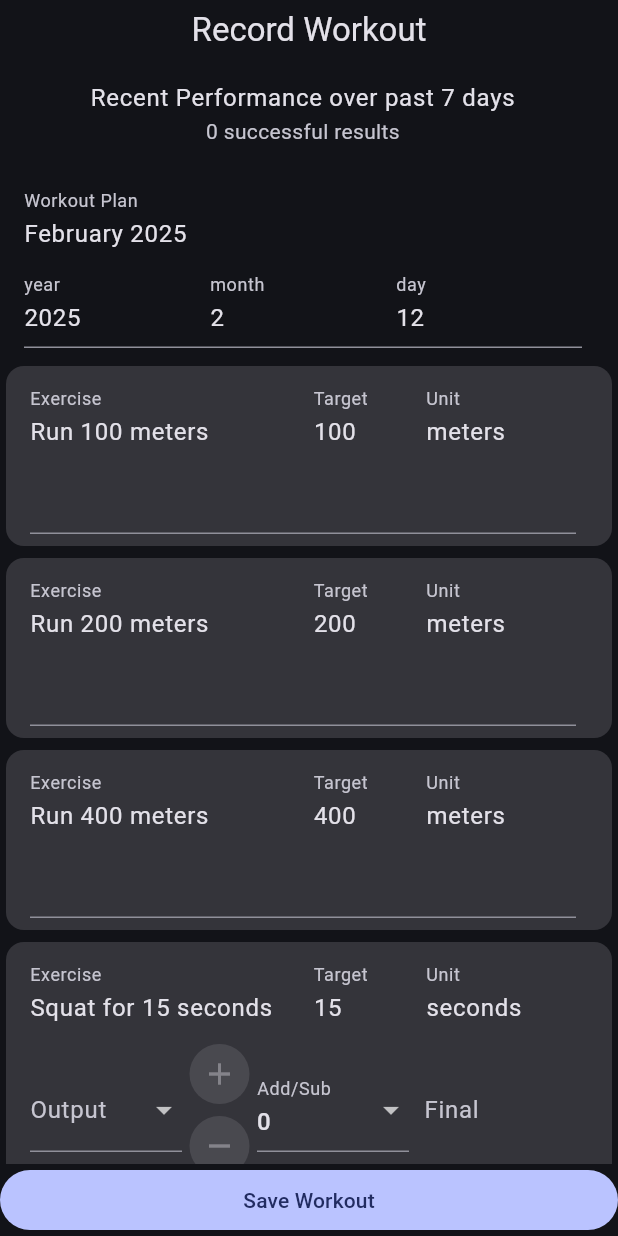
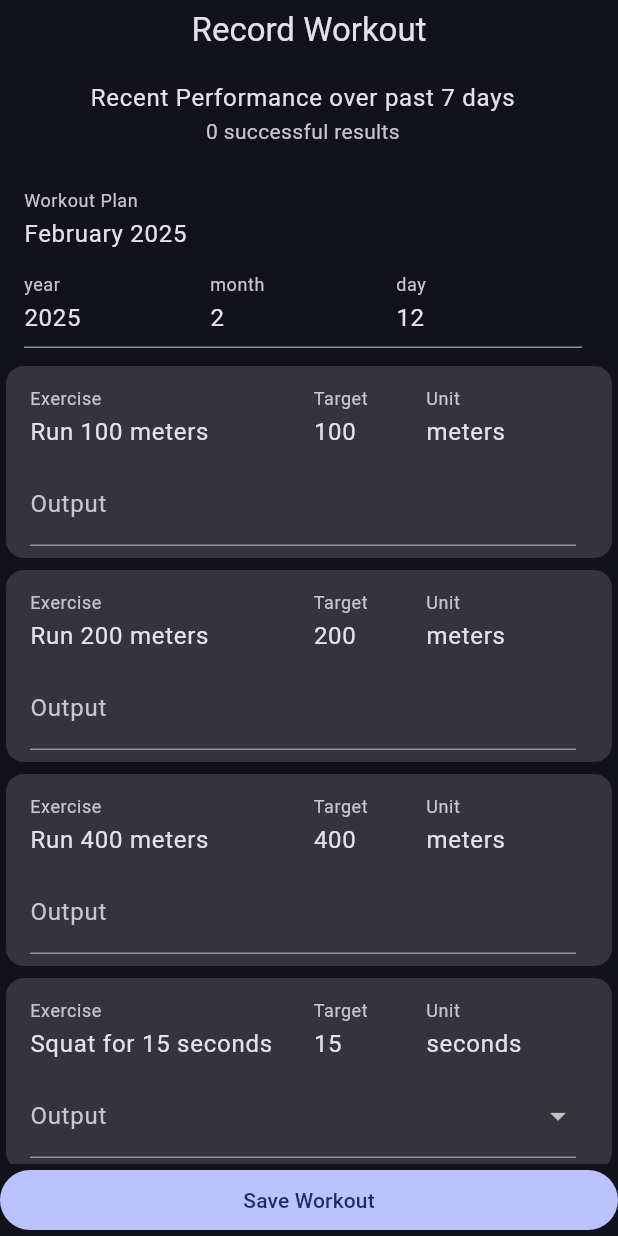
Before and after one commit to ngoantho/flutter-workout-app, a Flutter app: the WorkoutRecordingPage screen opened directly, on a phone screen of 412 x 824 dp. Run offline on Flutter 3.47's test engine with Material 3 defaults, Android fonts, the phone set to English and light mode, and no system bars.

Commit message:
base plus mod method: change to just dropdown

```diff
--- a/lib/mixins/to_dropdown.dart
+++ b/lib/mixins/to_dropdown.dart
@@ -1,13 +1,13 @@
 import 'package:flutter/material.dart';
 
-mixin DropdownMenuItemsMixin {
-  List<DropdownMenuItem<dynamic>> toDropdownMenuItemList(List<dynamic> values) {
+mixin DropdownMenuItemsMixin<T> {
+  List<DropdownMenuItem<T>> toDropdownMenuItemList(List<T> values) {
     return values
         .map((value) => toDropdownMenuItem(value))
         .toList();
   }
 
-  DropdownMenuItem<dynamic> toDropdownMenuItem(dynamic value) {
+  DropdownMenuItem<T> toDropdownMenuItem(T value) {
     return DropdownMenuItem(value: value, child: Text(value.toString()));
   }
 }
--- a/lib/pages/workout_recording/methods/base_plus_minus_method.dart
+++ /dev/null
@@ -1,95 +0,0 @@
-import 'package:flutter/material.dart';
-import 'package:homework/classes/disabled_focus_node.dart';
-import 'package:homework/mixins/to_dropdown.dart';
-import 'package:homework/mixins/validate_output.dart';
-import 'package:homework/models/output.dart';
-import 'package:homework/widgets/sized_box/sized_box_with_width.dart';
-
-class BasePlusMinusMethod extends StatefulWidget {
-  final TextEditingController controller;
-
-  const BasePlusMinusMethod(this.controller, {super.key});
-
-  @override
-  State<BasePlusMinusMethod> createState() => _BasePlusMinusMethodState();
-}
-
-class _BasePlusMinusMethodState extends State<BasePlusMinusMethod>
-    with DropdownMenuItemsMixin, ValidateOutputMixin {
-  final units = [0, 1, 5, 10, 15, 30, 45, 60];
-  int? selectedBase;
-  int selectedMod = 0;
-
-  @override
-  Widget build(BuildContext context) {
-    return Row(
-      children: [
-        Flexible(
-            child: DropdownButtonFormField(
-          items: toDropdownMenuItemList(units),
-          onChanged: (value) => setBaseOutput(value),
-          decoration: InputDecoration(labelText: 'Output'),
-        )),
-        SizedBox(
-          width: 50,
-          child: Column(
-            children: [
-              IconButton.filledTonal(
-                  onPressed: selectedBase != null
-                      ? () => modifyActualOutput(selectedMod)
-                      : null,
-                  icon: Icon(Icons.add)),
-              IconButton.filledTonal(
-                  onPressed:
-                      selectedBase != null && widget.controller.output > 0
-                          ? () => modifyActualOutput(-selectedMod)
-                          : null,
-                  icon: Icon(Icons.remove))
-            ],
-          ),
-        ),
-        Flexible(
-            child: DropdownButtonFormField(
-          items: toDropdownMenuItemList(units),
-          value: 0,
-          onChanged: (value) => setState(
-            () => selectedMod = value,
-          ),
-          decoration: InputDecoration(labelText: 'Add/Sub'),
-        )),
-        SizedBoxWithWidth(10),
-        Flexible(
-            child: TextFormField(
-          controller: widget.controller,
-          focusNode: DisabledFocusNode(),
-          decoration: InputDecoration(
-            labelText: 'Final',
-            border: InputBorder.none,
-            suffixIcon: widget.controller.hasOutput && widget.controller.output != selectedBase
-                ? IconButton(onPressed: clearOutput, icon: Icon(Icons.settings_backup_restore))
-                : null,
-          ),
-          validator: (output) =>
-              validateOutput(output, incomplete: 'Select base unit'),
-        ))
-      ],
-    );
-  }
-
-  void setBaseOutput(int value) {
-    setState(() {
-      selectedBase = value;
-      widget.controller.output = value;
-    });
-  }
-
-  void clearOutput() {
-    setBaseOutput(selectedBase!);
-  }
-
-  void modifyActualOutput(int value) {
-    setState(() {
-      widget.controller.output += value;
-    });
-  }
-}
--- /dev/null
+++ b/lib/pages/workout_recording/methods/value_dropdown_method.dart
@@ -0,0 +1,50 @@
+import 'package:flutter/material.dart';
+import 'package:homework/mixins/to_dropdown.dart';
+import 'package:homework/models/output.dart';
+
+class BasePlusMinusMethod extends StatefulWidget {
+  final TextEditingController controller;
+
+  const BasePlusMinusMethod(this.controller, {super.key});
+
+  @override
+  State<BasePlusMinusMethod> createState() => _BasePlusMinusMethodState();
+}
+
+class _BasePlusMinusMethodState extends State<BasePlusMinusMethod>
+    with DropdownMenuItemsMixin<int> {
+  final units = [for (var i = 1; i <= 60; i++) i];
+
+  void onChanged(int value) {
+    setState(() {
+      widget.controller.output = value;
+    });
+  }
+
+  void clearOutput() {
+    setState(() {
+      widget.controller.text = "";
+    });
+  }
+
+  @override
+  Widget build(BuildContext context) {
+    return DropdownButtonFormField(
+      items: toDropdownMenuItemList(units),
+      value: switch (widget.controller.hasOutput) {
+        true => widget.controller.output,
+        false => null
+      },
+      onChanged: (unit) => onChanged(unit!),
+      decoration: InputDecoration(
+        labelText: "Output",
+        suffixIcon: switch (widget.controller.hasOutput) {
+          true => IconButton(
+              onPressed: clearOutput,
+              icon: Icon(Icons.settings_backup_restore)),
+          false => null
+        },
+      ),
+    );
+  }
+}
--- a/lib/pages/workout_recording/methods/value_input_method.dart
+++ b/lib/pages/workout_recording/methods/value_input_method.dart
@@ -1,5 +1,4 @@
 import 'package:flutter/material.dart';
-import 'package:homework/mixins/to_dropdown.dart';
 import 'package:homework/mixins/validate_output.dart';
 import 'package:homework/models/output.dart';
 
@@ -13,15 +12,15 @@ class ValueInputMethod extends StatefulWidget {
 }
 
 class _ValueInputMethodState extends State<ValueInputMethod>
-    with DropdownMenuItemsMixin, ValidateOutputMixin {
+    with ValidateOutputMixin {
   @override
   Widget build(BuildContext context) {
     return TextFormField(
       controller: widget.controller,
       keyboardType: TextInputType.number,
-      textAlign: TextAlign.center,
+      // textAlign: TextAlign.center,
       decoration: InputDecoration(
-          prefixText: 'Output: ',
+          labelText: 'Output',
           suffixIcon: widget.controller.hasOutput
               ? IconButton(onPressed: clearOutput, icon: Icon(Icons.backspace))
               : null),
--- a/lib/pages/workout_recording/workout_recording_card.dart
+++ b/lib/pages/workout_recording/workout_recording_card.dart
@@ -2,7 +2,7 @@ import 'package:flutter/material.dart';
 import 'package:homework/models/measurement_unit.dart';
 import 'package:homework/pages/workout_recording/methods/minus_value_plus_method.dart';
 import 'package:homework/pages/workout_recording/methods/value_input_method.dart';
-import 'package:homework/pages/workout_recording/methods/base_plus_minus_method.dart';
+import 'package:homework/pages/workout_recording/methods/value_dropdown_method.dart';
 import 'package:homework/widgets/readonly_textfield.dart';
 import 'package:homework/models/exercise.dart';
 
```
Also changed, not shown: 2 other files.
